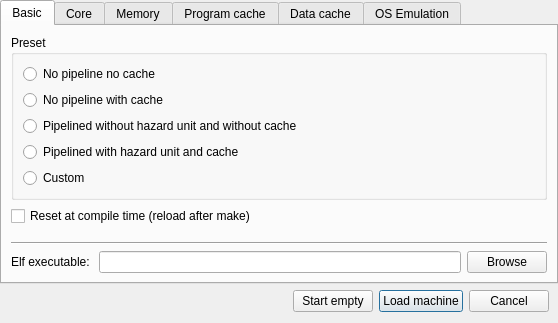
hollmmax/QtMips, file src/gui/NewDialog.ui: the form before one commit.
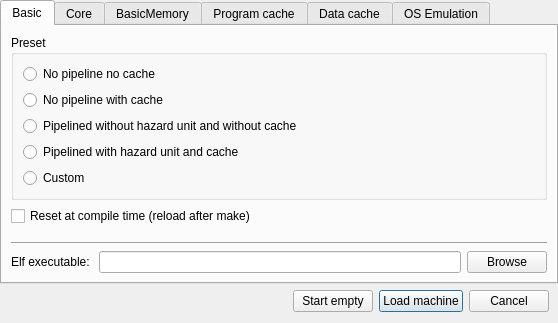
The form after the commit.

Commit message: Memory: rename Memory to BasicMemory to free the name for new interface

```diff
--- a/src/gui/NewDialog.ui
+++ b/src/gui/NewDialog.ui
@@ -201,7 +201,7 @@
      </widget>
      <widget class="QWidget" name="tab_memory">
       <attribute name="title">
-       <string>Memory</string>
+       <string>BasicMemory</string>
       </attribute>
       <layout class="QVBoxLayout" name="verticalLayout_4">
        <item>
```
The commit also changes 30 other files.
